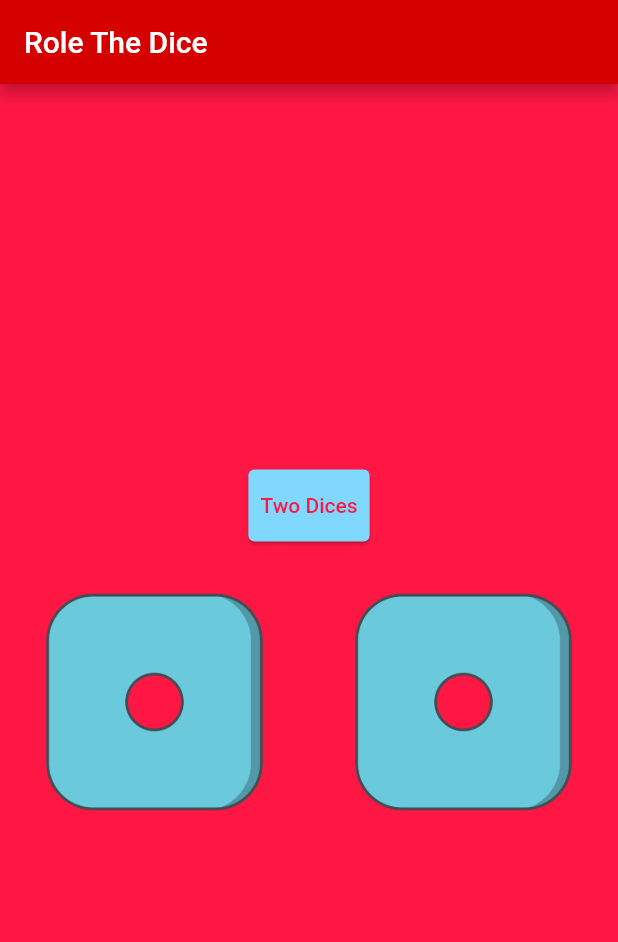
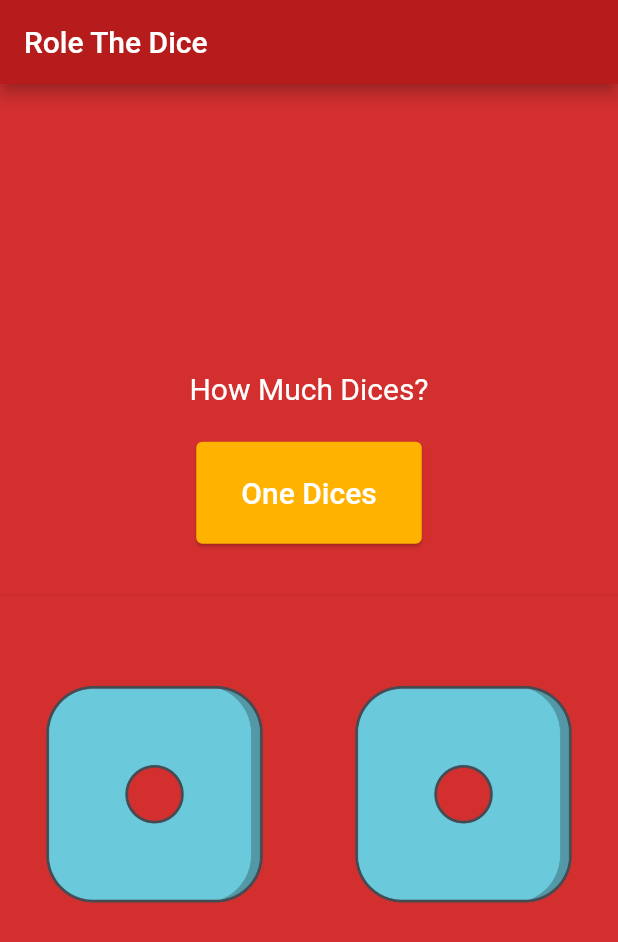
Before and after one commit to DonAlex1897/NiceDice, a Flutter app: the screen it shows after launch, on a phone screen of 412 x 824 dp. Shown: the top 942 px of the screen. Run offline on Flutter 3.47's test engine with Material 2 defaults, Android fonts, the light colour scheme and no system bars.

Commit message:
changed dice images and made dices dynamic

```diff
--- a/lib/main.dart
+++ b/lib/main.dart
@@ -1,13 +1,15 @@
+import 'dart:ui';
+
 import 'package:flutter/material.dart';
 import 'dart:math';
 
 void main() {
   runApp(MaterialApp(
     home: Scaffold(
-      backgroundColor: Colors.redAccent[400],
+      backgroundColor: Colors.red[700],
       appBar: AppBar(
         title: Text('Role The Dice'),
-        backgroundColor: Colors.redAccent[700],
+        backgroundColor: Colors.red[900],
       ),
       body: DicePage(),
     ),
@@ -22,7 +24,7 @@ class DicePage extends StatefulWidget {
 class _DicePageState extends State<DicePage> {
   int leftDiceNumber = 1;
   int rightDiceNumber = 1;
-  String numberOfDices = 'Two Dices';
+  String numberOfDices = 'One Dices';
   int dicesCount = 2;
 
   void diceCountChange() {
@@ -84,8 +86,20 @@ class _DicePageState extends State<DicePage> {
       child: Column(
         mainAxisAlignment: MainAxisAlignment.center,
         children: <Widget>[
+          Text(
+            'How Much Dices?',
+            style: TextStyle(
+              color: Colors.white,
+              fontSize: 20
+            ),
+          ),
+          SizedBox(
+            height: 20,
+          ),
           Card(
-            color: Colors.lightBlueAccent[100],
+            color: Colors.amber[600],
+            child: Padding(
+              padding: const EdgeInsets.fromLTRB(22, 10, 22, 10),
               child: TextButton(
                 onPressed: () {
                   setState(() {
@@ -95,9 +109,17 @@ class _DicePageState extends State<DicePage> {
                 child: Text(
                   numberOfDices,
                   style: TextStyle(
-                  color: Colors.redAccent[400],
+                    color: Colors.white,
+                      fontSize: 20
                   ),
                 ),
+              ),
+            ),
+          ),
+          SizedBox(
+            height: 60.0,
+            child: Divider(
+              color: Colors.red[800],
             ),
           ),
           insertRows()
```
Also changed, not shown: images/dice1.png, images/dice2.png, images/dice3.png, images/dice4.png, images/dice5.png, images/dice6.png. Lines whose indentation alone changed are shown as unchanged.
